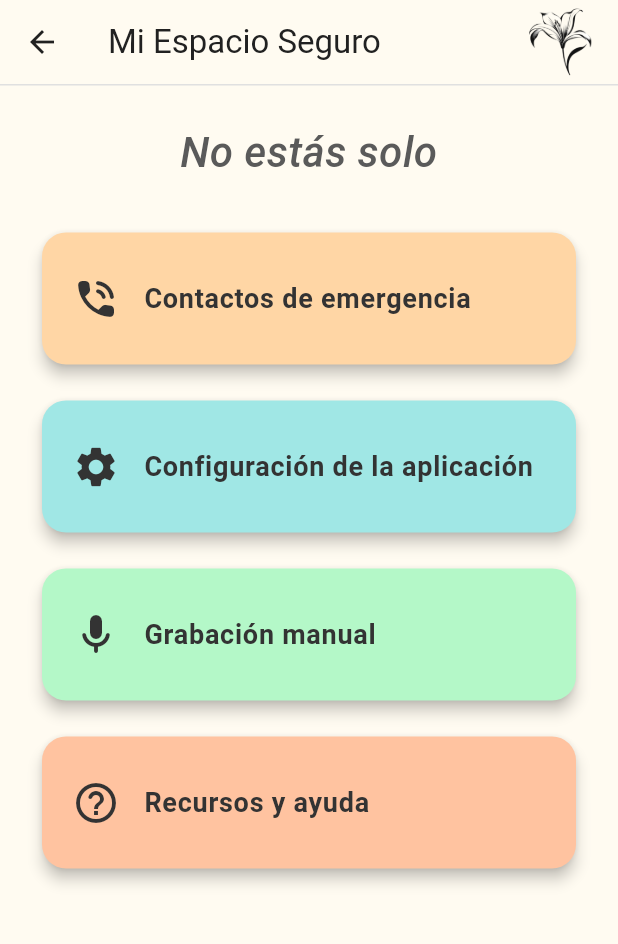
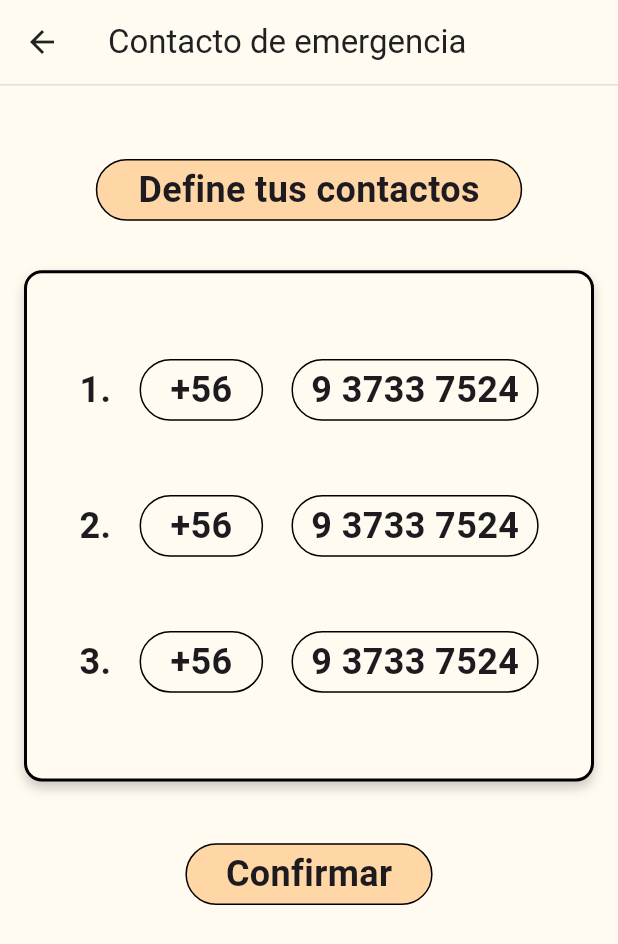
Before and after one commit to Francisco-Munozz/Lilium-App, a Flutter app: the MainAppScreen screen opened directly, after a tap on "Contactos de emergencia", on a phone screen of 412 x 824 dp. Shown: the top 944 px of the screen. Run offline on Flutter 3.47's test engine with Material 3 defaults, Android fonts, the phone set to English and light mode, and no system bars; our stand-ins replace permission_handler, shared_preferences; missing offline and left inert: flutter_sound; accounts and stored records are empty.

Commit message:
adición de funcionalidad de grabación

```diff
--- a/lib/screens/home_screen.dart
+++ b/lib/screens/home_screen.dart
@@ -24,8 +24,7 @@ class _HomeScreenState extends State<HomeScreen> {
     Widget destino;
     if (pantalla == 'habits') {
       destino = const HabitTrackerScreen(); // Reemplaza con tu pantalla real
-    }
-    if (pantalla == 'notas') {
+    } else if (pantalla == 'notas') {
       destino = const NotesScreen(); // Reemplaza con tu pantalla real
     } else {
       destino = const MainAppScreen(); // Reemplaza con tu pantalla real
--- /dev/null
+++ b/lib/screens/real_screen/contactos_screen.dart
@@ -0,0 +1,125 @@
+import 'package:flutter/material.dart';
+import 'package:lilium_app/screens/screens.dart';
+import 'package:lilium_app/widgets/widgets.dart';
+
+import 'package:lilium_app/theme/theme.dart';
+
+class ContactosScreen extends StatefulWidget {
+  const ContactosScreen({super.key});
+  @override
+  State<ContactosScreen> createState() => _ContactosScreenState();
+}
+
+class _ContactosScreenState extends State<ContactosScreen> {
+  final _formKey = GlobalKey<FormState>();
+  final TextEditingController _contacto1Controller = TextEditingController();
+  final TextEditingController _contacto2Controller = TextEditingController();
+  final TextEditingController _contacto3Controller = TextEditingController();
+
+  void _guardarNota() {
+    final contacto1 = _contacto1Controller.text.trim();
+    final contacto2 = _contacto2Controller.text.trim();
+    final contacto3 = _contacto3Controller.text.trim();
+
+    if (contacto1.isEmpty || contacto2.isEmpty || contacto3.isEmpty) {
+      ScaffoldMessenger.of(
+        context,
+      ).showSnackBar(const SnackBar(content: Text('Completa los campos')));
+      return;
+    }
+
+    // Aquí podrías guardar la nota en una lista, base de datos o API
+    Navigator.pop(context); // Volver a la pantalla anterior
+  }
+
+  @override
+  void dispose() {
+    _contacto1Controller.dispose();
+    _contacto2Controller.dispose();
+    _contacto3Controller.dispose();
+    super.dispose();
+  }
+
+  @override
+  Widget build(BuildContext context) {
+    double screenAncho = MediaQuery.of(context).size.width;
+    double screenAlto = MediaQuery.of(context).size.height;
+
+    return Scaffold(
+      resizeToAvoidBottomInset: true,
+      backgroundColor: const Color(0xFFFFFBF1),
+      appBar: AppBar(
+        backgroundColor: const Color(0xFFFFFBF1),
+        elevation: 0,
+        foregroundColor: AppColors.primaryText,
+        title: Text("Contacto de emergencia"),
+        bottom: PreferredSize(
+          preferredSize: const Size.fromHeight(1.0),
+          child: Container(color: Colors.grey.shade300, height: 1.0),
+        ),
+      ),
+      body: Padding(
+        padding: const EdgeInsets.all(16),
+        child: Center(
+          child: Column(
+            crossAxisAlignment: CrossAxisAlignment.center,
+            children: [
+              SizedBox(height: screenAlto * 0.04),
+              CajasCircularesColores(
+                color: Color(0xFFFFD6A5),
+                texto: const Text(
+                  "Define tus contactos",
+                  style: TextStyle(fontWeight: FontWeight.bold, fontSize: 24),
+                ),
+                ancho: screenAncho * 0.69,
+              ),
+              SizedBox(height: screenAlto * 0.04),
+              Container(
+                padding: const EdgeInsets.all(16),
+                decoration: BoxDecoration(
+                  color: const Color(0xFFFFFBF1),
+                  border: Border.all(color: Colors.black, width: 2),
+                  borderRadius: BorderRadius.circular(12),
+                  boxShadow: [
+                    BoxShadow(
+                      color: Colors.black.withOpacity(0.2),
+                      offset: const Offset(0, 4),
+                      blurRadius: 6,
+                    ),
+                  ],
+                ),
+                child: Column(
+                  mainAxisAlignment: MainAxisAlignment.center,
+                  children: [
+                    SizedBox(height: screenAlto * 0.05),
+                    ContactosWidget(index: "1.", telefono: "9 3733 7524"),
+                    SizedBox(height: screenAlto * 0.06),
+                    ContactosWidget(index: "2.", telefono: "9 3733 7524"),
+                    SizedBox(height: screenAlto * 0.06),
+                    ContactosWidget(index: "3.", telefono: "9 3733 7524"),
+                    SizedBox(height: screenAlto * 0.05),
+                  ],
+                ),
+              ),
+              SizedBox(height: screenAlto * 0.05),
+              CajasCircularesColores(
+                color: Color(0xFFFFD6A5),
+                texto: const Text(
+                  "Confirmar",
+                  style: TextStyle(fontWeight: FontWeight.bold, fontSize: 24),
+                ),
+                ancho: screenAncho * 0.4,
+                onTap: () {
+                  Navigator.push(
+                    context,
+                    MaterialPageRoute(builder: (context) => MainAppScreen()),
+                  );
+                },
+              ),
+            ],
+          ),
+        ),
+      ),
+    );
+  }
+}
--- a/lib/screens/real_screen/main_app_screen.dart
+++ b/lib/screens/real_screen/main_app_screen.dart
@@ -1,6 +1,7 @@
 import 'package:flutter/material.dart';
 import 'package:lilium_app/theme/theme.dart';
 import 'package:lilium_app/screens/screens.dart';
+import 'package:lilium_app/widgets/card_cajas.dart';
 
 // Pantalla principal de la app real
 // El usuario puede acceder a las funcionalidades de la app (contactos de emergencia, configuración de la app, grabación manual y ayuda)
@@ -53,29 +54,41 @@ class MainAppScreen extends StatelessWidget {
               ),
             ),
             const SizedBox(height: 30),
-            _buildCard(
-              context,
+            CardCajas(
               title: 'Contactos de emergencia',
               color: const Color(0xFFFFD6A5),
               icon: Icons.phone_in_talk_rounded,
+              onTap: () {
+                Navigator.push(
+                  context,
+                  MaterialPageRoute(
+                    builder: (context) => const ContactosScreen(),
+                  ),
+                );
+              },
             ),
             const SizedBox(height: 16),
-            _buildCard(
-              context,
+            CardCajas(
               title: 'Configuración de la aplicación',
               color: const Color(0xFFA0E7E5),
               icon: Icons.settings,
             ),
             const SizedBox(height: 16),
-            _buildCard(
-              context,
+            CardCajas(
               title: 'Grabación manual',
               color: const Color(0xFFB4F8C8),
               icon: Icons.mic_rounded,
+              onTap: () {
+                Navigator.push(
+                  context,
+                  MaterialPageRoute(
+                    builder: (context) => const GrabacionManualScreen(),
+                  ),
+                );
+              },
             ),
             const SizedBox(height: 16),
-            _buildCard(
-              context,
+            CardCajas(
               title: 'Recursos y ayuda',
               color: const Color(0xFFFFC3A0),
               icon: Icons.help_outline_rounded,
@@ -85,35 +98,4 @@ class MainAppScreen extends StatelessWidget {
       ),
     );
   }
-
-  Widget _buildCard(
-    BuildContext context, {
-    required String title,
-    required Color color,
-    required IconData icon,
-  }) {
-    return Card(
-      color: color,
-      shape: RoundedRectangleBorder(borderRadius: BorderRadius.circular(16)),
-      elevation: 4,
-      child: ListTile(
-        contentPadding: const EdgeInsets.symmetric(
-          vertical: 16,
-          horizontal: 20,
-        ),
-        leading: Icon(icon, size: 32, color: const Color(0xFF333333)),
-        title: Text(
-          title,
-          style: const TextStyle(
-            fontSize: 18,
-            fontWeight: FontWeight.w600,
-            color: Color(0xFF333333),
-          ),
-        ),
-        onTap: () {
-          // Aqui va lo que se va a hacer cuando se presionen las tarjetas :)
-        },
-      ),
-    );
-  }
 }
--- a/lib/screens/screens.dart
+++ b/lib/screens/screens.dart
@@ -1,3 +1,5 @@
+export 'package:lilium_app/screens/real_screen/grabacion_manual_screen.dart';
+export 'package:lilium_app/screens/real_screen/contactos_screen.dart';
 export 'package:lilium_app/screens/real_screen/main_app_screen.dart';
 export 'package:lilium_app/screens/fachadas_screen/Notas/notes_screen.dart';
 export 'package:lilium_app/screens/fachadas_screen/Notas/nueva_nota.dart';
--- /dev/null
+++ b/lib/widgets/cajas_circulares_colores.dart
@@ -0,0 +1,37 @@
+import 'package:flutter/material.dart';
+
+class CajasCircularesColores extends StatelessWidget {
+  final Color color;
+  final Widget texto;
+  final double ancho;
+  final VoidCallback? onTap;
+
+  const CajasCircularesColores({
+    super.key,
+    required this.color,
+    required this.texto,
+    required this.ancho,
+    this.onTap,
+  });
+
+  @override
+  Widget build(BuildContext context) {
+    double screenAlto = MediaQuery.of(context).size.height;
+
+    Widget content = Container(
+      width: ancho,
+      height: screenAlto * 0.05,
+      decoration: BoxDecoration(
+        color: color,
+        borderRadius: BorderRadius.all(Radius.circular(40)),
+        border: Border.all(color: Colors.black, width: 1),
+      ),
+      alignment: Alignment.center,
+      child: texto,
+    );
+
+    return onTap != null
+        ? GestureDetector(onTap: onTap, child: content)
+        : content;
+  }
+}
--- /dev/null
+++ b/lib/widgets/card_cajas.dart
@@ -0,0 +1,41 @@
+import 'package:flutter/material.dart';
+
+class CardCajas extends StatelessWidget {
+  final Color color;
+  final String title;
+  final IconData icon;
+  final VoidCallback? onTap;
+
+  const CardCajas({
+    super.key,
+    required this.title,
+    required this.color,
+    required this.icon,
+    this.onTap,
+  });
+
+  @override
+  Widget build(BuildContext context) {
+    return Card(
+      color: color,
+      shape: RoundedRectangleBorder(borderRadius: BorderRadius.circular(16)),
+      elevation: 4,
+      child: ListTile(
+        contentPadding: const EdgeInsets.symmetric(
+          vertical: 16,
+          horizontal: 20,
+        ),
+        leading: Icon(icon, size: 32, color: const Color(0xFF333333)),
+        title: Text(
+          title,
+          style: const TextStyle(
+            fontSize: 18,
+            fontWeight: FontWeight.w600,
+            color: Color(0xFF333333),
+          ),
+        ),
+        onTap: onTap,
+      ),
+    );
+  }
+}
--- /dev/null
+++ b/lib/widgets/contactos_widget.dart
@@ -0,0 +1,43 @@
+import 'package:flutter/material.dart';
+import 'package:lilium_app/widgets/widgets.dart';
+
+class ContactosWidget extends StatelessWidget {
+  final String index;
+  final String telefono;
+
+  const ContactosWidget({
+    super.key,
+    required this.index,
+    required this.telefono,
+  });
+
+  @override
+  Widget build(BuildContext context) {
+    double screenAncho = MediaQuery.of(context).size.width;
+    return Row(
+      mainAxisAlignment: MainAxisAlignment.spaceEvenly,
+      children: [
+        Text(
+          index,
+          style: TextStyle(fontWeight: FontWeight.bold, fontSize: 24),
+        ),
+        CajasCircularesColores(
+          color: Color(0xFFFFFBF1),
+          texto: Text(
+            "+56",
+            style: TextStyle(fontWeight: FontWeight.bold, fontSize: 24),
+          ),
+          ancho: screenAncho * 0.2,
+        ),
+        CajasCircularesColores(
+          color: Color(0xFFFFFBF1),
+          texto: Text(
+            telefono,
+            style: TextStyle(fontWeight: FontWeight.bold, fontSize: 24),
+          ),
+          ancho: screenAncho * 0.4,
+        ),
+      ],
+    );
+  }
+}
--- a/lib/widgets/widgets.dart
+++ b/lib/widgets/widgets.dart
@@ -1,3 +1,6 @@
+export 'package:lilium_app/widgets/contactos_widget.dart';
+export 'package:lilium_app/widgets/card_cajas.dart';
+export 'package:lilium_app/widgets/cajas_circulares_colores.dart';
 export 'package:lilium_app/widgets/boton_guardar_nota.dart';
 export 'package:lilium_app/widgets/agregar_nota_contenedor.dart';
 export 'package:lilium_app/widgets/boton_otra_nota.dart';
--- a/pubspec.yaml
+++ b/pubspec.yaml
@@ -10,6 +10,9 @@ dependencies:
   flutter:
     sdk: flutter
   shared_preferences: ^2.5.3
+  flutter_sound: ^9.28.0
+  permission_handler: ^12.0.0+1
+  path_provider: ^2.1.5
 
 dev_dependencies:
   flutter_test:
```
Also changed, not shown: lib/screens/real_screen/grabacion_manual_screen.dart (added, +186 -0 lines), pubspec.lock, 5 other files.
